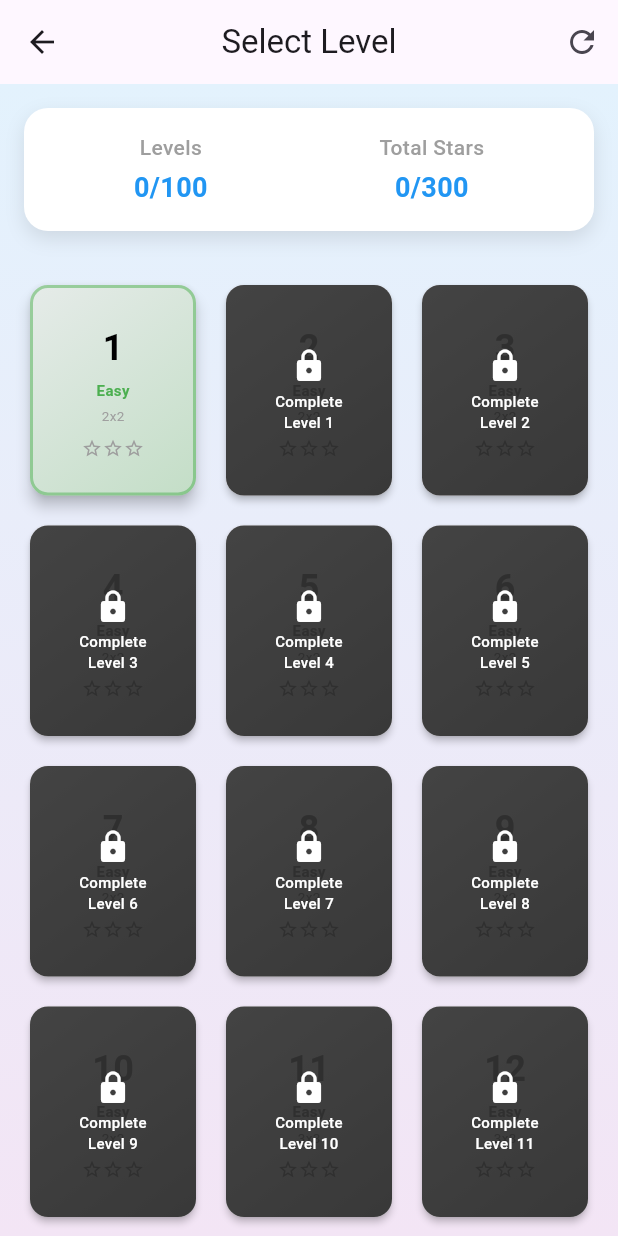
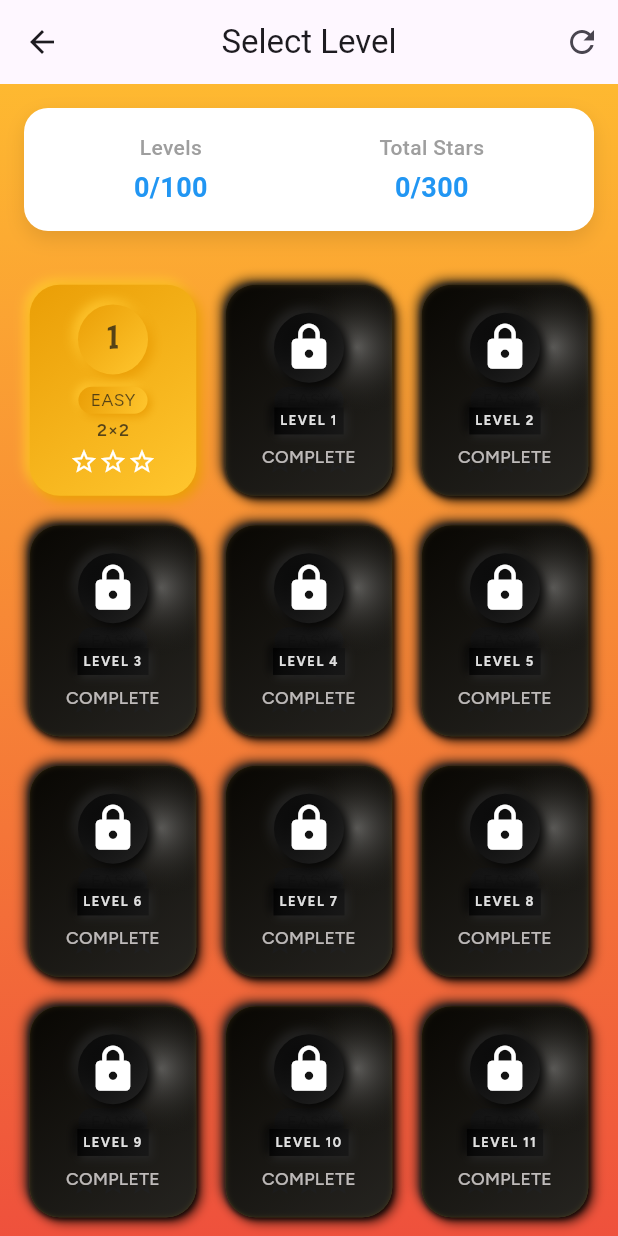
Before and after one commit to rahulkumardev24/Card_matching_game-, a Flutter app: the LevelSelectionScreen screen opened directly, on a phone screen of 412 x 824 dp. Run offline on Flutter 3.47's test engine with Material 3 defaults, Android fonts, the phone set to English and light mode, and no system bars; drawn by our look-alikes of clay_containers; our stand-ins replace confetti, google_fonts, responsive_sizer, shared_preferences; accounts and stored records are empty.

Commit message:
level card complete

```diff
--- a/lib/helper/app_color.dart
+++ b/lib/helper/app_color.dart
@@ -3,4 +3,10 @@
 class AppColor {
   static final Color primaryColor = Color(0xffFEB21A) ;
   static final Color secondaryColor = Color(0xffED3F27) ;
+  static final Color lockCardColor = Color(0xB6000000) ;
+  static final Color darkText = Color(0xB6151515) ;
+  static final Color lightText = Color(0xB6FFFAFA) ;
+
+
+
 }
--- /dev/null
+++ b/lib/helper/app_text_styles.dart
@@ -0,0 +1,175 @@
+// utils/app_text_style.dart
+import 'package:flutter/material.dart';
+import 'package:responsive_sizer/responsive_sizer.dart';
+
+class AppTextStyle {
+  // Private constructor
+  AppTextStyle._();
+
+  // Text scale factor based on screen size
+  static double get _textScaleFactor {
+    if (Device.screenType == ScreenType.tablet) {
+      return 1.1;
+    } else if (Device.orientation == Orientation.landscape) {
+      return 0.9;
+    } else {
+      return 1.0;
+    }
+  }
+
+  // Font size calculation with responsiveness
+  static double _responsiveSize(double size) {
+    return size.sp * _textScaleFactor;
+  }
+
+  /// ============ TITLE STYLES ============
+
+  /// Large title for main headings
+  static TextStyle title({
+    Color? color,
+    double? size,
+    FontWeight? weight,
+    double? height,
+    double? letterSpacing,
+  }) {
+    return TextStyle(
+      fontFamily: 'BubblegumSans',
+      fontSize: _responsiveSize(size ?? 32),
+      color: color ?? Colors.white,
+      fontWeight: weight ?? FontWeight.normal,
+      height: height ?? 0.0,
+      letterSpacing: letterSpacing,
+    );
+  }
+
+  /// Medium title for section headings
+  static TextStyle titleMedium({
+    Color? color,
+    double? size,
+    FontWeight? weight,
+    double? height,
+    double? letterSpacing,
+  }) {
+    return TextStyle(
+      fontFamily: 'BubblegumSans',
+      fontSize: _responsiveSize(size ?? 24),
+      color: color ?? Colors.white,
+      fontWeight: weight ?? FontWeight.normal,
+      height: height ?? 0.0,
+      letterSpacing: letterSpacing,
+    );
+  }
+
+  /// Small title for sub-headings
+  static TextStyle titleSmall({
+    Color? color,
+    double? size,
+    FontWeight? weight,
+    double? height,
+    double? letterSpacing,
+    String fontFamily = "primary"
+  }) {
+    return TextStyle(
+      fontFamily: fontFamily,
+      fontSize: _responsiveSize(size ?? 20),
+      color: color ?? Colors.white,
+      fontWeight: weight ?? FontWeight.normal,
+      height: height ?? 0.0,
+      letterSpacing: letterSpacing,
+    );
+  }
+
+  /// ============ SUBTITLE STYLES ============
+
+  /// Large subtitle for descriptive text
+  static TextStyle subtitle({
+    Color? color,
+    double? size,
+    FontWeight? weight,
+    double? height,
+    double? letterSpacing,
+  }) {
+    return TextStyle(
+      fontFamily: 'primary',
+      fontSize: _responsiveSize(size ?? 18),
+      color: color ?? Colors.white70,
+      fontWeight: weight ?? FontWeight.w500,
+      height: height ?? 0.0,
+      letterSpacing: letterSpacing,
+    );
+  }
+
+  /// Medium subtitle
+  static TextStyle subtitleMedium({
+    Color? color,
+    double? size,
+    FontWeight? weight,
+    double? height,
+    double? letterSpacing,
+  }) {
+    return TextStyle(
+      fontFamily: 'primary',
+      fontSize: _responsiveSize(size ?? 16),
+      color: color ?? Colors.white70,
+      fontWeight: weight ?? FontWeight.normal,
+      height: height ?? 0.0,
+      letterSpacing: letterSpacing,
+    );
+  }
+
+  /// Small subtitle for captions
+  static TextStyle subtitleSmall({
+    Color? color,
+    double? size,
+    FontWeight? weight,
+    double? height,
+    double? letterSpacing,
+  }) {
+    return TextStyle(
+      fontFamily: 'primary',
+      fontSize: _responsiveSize(size ?? 14),
+      color: color ?? Colors.white60,
+      fontWeight: weight ?? FontWeight.normal,
+      height: height ?? 0.0,
+      letterSpacing: letterSpacing,
+    );
+  }
+
+  // ============ BUTTON TEXT STYLES ============
+
+  /// Large button text
+  static TextStyle btnText({
+    Color? color,
+    double? size,
+    FontWeight? weight,
+    double? height,
+    double? letterSpacing,
+  }) {
+    return TextStyle(
+      fontFamily: 'primary',
+      fontSize: _responsiveSize(size ?? 18),
+      color: color ?? Colors.white,
+      fontWeight: weight ?? FontWeight.w600,
+      height: height ?? 0.0,
+      letterSpacing: letterSpacing ?? 0.0,
+    );
+  }
+
+  /// Medium button text
+  static TextStyle btnTextMedium({
+    Color? color,
+    double? size,
+    FontWeight? weight,
+    double? height,
+    double? letterSpacing,
+  }) {
+    return TextStyle(
+      fontFamily: 'primary',
+      fontSize: _responsiveSize(size ?? 16),
+      color: color ?? Colors.white,
+      fontWeight: weight ?? FontWeight.w600,
+      height: height ?? 0.0,
+      letterSpacing: letterSpacing ?? 0.0,
+    );
+  }
+}
--- a/lib/main.dart
+++ b/lib/main.dart
@@ -1,5 +1,6 @@
 import 'package:card_match_memory/screen/home_screen.dart';
 import 'package:flutter/material.dart';
+import 'package:responsive_sizer/responsive_sizer.dart';
 
 void main() {
   runApp(const MyApp());
@@ -10,10 +11,14 @@
 
   @override
   Widget build(BuildContext context) {
-    return MaterialApp(
-      title: 'Memorify: Brain Challenge',
-      debugShowCheckedModeBanner: false,
-      home: HomeScreen(),
+    return ResponsiveSizer(
+      builder: (context, orientation, screenType) {
+        return  MaterialApp(
+          title: 'Memorify: Brain Challenge',
+          debugShowCheckedModeBanner: false,
+          home: HomeScreen(),
+        );
+      },
     );
   }
 }
--- a/lib/screen/level_selection_screen.dart
+++ b/lib/screen/level_selection_screen.dart
@@ -3,6 +3,7 @@
 import 'package:shared_preferences/shared_preferences.dart';
 import '../../utils/level_generator.dart';
 import '../../widgets/level_card.dart';
+import '../helper/app_color.dart';
 import 'game_screen.dart';
 import '../models/game_models.dart';
 
@@ -80,7 +81,10 @@
           gradient: LinearGradient(
             begin: Alignment.topCenter,
             end: Alignment.bottomCenter,
-            colors: [Colors.blue.shade50, Colors.purple.shade50],
+            colors: [
+              AppColor.primaryColor.withValues(alpha: 0.9),
+              AppColor.secondaryColor.withValues(alpha: 0.9),
+            ],
           ),
         ),
         child: Column(
--- a/lib/widgets/level_card.dart
+++ b/lib/widgets/level_card.dart
@@ -1,4 +1,9 @@
+import 'package:card_match_memory/helper/app_color.dart';
+import 'package:card_match_memory/helper/app_text_styles.dart';
+import 'package:clay_containers/constants.dart';
+import 'package:clay_containers/widgets/clay_container.dart';
 import 'package:flutter/material.dart';
+import 'package:responsive_sizer/responsive_sizer.dart';
 import '../models/game_models.dart';
 import '../models/star_rating.dart';
 
@@ -16,123 +21,202 @@
     this.onTap,
   });
 
-  Color getDifficultyColor() {
-    switch (level.difficulty) {
-      case 'Easy':
-        return Colors.green;
-      case 'Medium':
-        return Colors.orange;
-      case 'Hard':
-        return Colors.red;
-      case 'Expert':
-        return Colors.purple;
-      default:
-        return Colors.blue;
-    }
-  }
-
   @override
   Widget build(BuildContext context) {
     return GestureDetector(
       onTap: onTap,
-      child: Card(
-        elevation: isUnlocked ? 4 : 2,
-        shape: RoundedRectangleBorder(borderRadius: BorderRadius.circular(12)),
-        child: Container(
-          decoration: BoxDecoration(
-            gradient: isUnlocked
-                ? LinearGradient(
-              begin: Alignment.topLeft,
-              end: Alignment.bottomRight,
-              colors: [
-                getDifficultyColor().withValues(alpha: 0.1),
-                getDifficultyColor().withValues(alpha: 0.3),
-              ],
-            )
-                : LinearGradient(
-              begin: Alignment.topLeft,
-              end: Alignment.bottomRight,
-              colors: [Colors.grey.shade300, Colors.grey.shade400],
-            ),
-            borderRadius: BorderRadius.circular(12),
-            border: isUnlocked
-                ? Border.all(
-              color: getDifficultyColor().withValues(alpha: 0.5),
-              width: 2,
-            )
-                : null,
-          ),
+      child: AnimatedContainer(
+        duration: const Duration(milliseconds: 300),
+        curve: Curves.easeInOut,
+        margin: EdgeInsets.all(8.sp),
         child: Stack(
           alignment: Alignment.center,
           children: [
+            /// Main Clay Container
+            ClayContainer(
+              borderRadius: 20,
+              depth: 20,
+              surfaceColor: AppColor.primaryColor,
+              parentColor: isUnlocked ? AppColor.primaryColor : Colors.black.withValues(alpha: 0.80),
+              spread: 3,
+              curveType: CurveType.concave,
+              child: Stack(
+                alignment: Alignment.center,
+                children: [
+                  /// Main Content
                   Column(
                     mainAxisAlignment: MainAxisAlignment.center,
                     crossAxisAlignment: CrossAxisAlignment.center,
                     children: [
-                  Text(
+                      /// ---- Level Number ---- ///
+                      ClayContainer(
+                        width: 28.sp,
+                        height: 28.sp,
+                        borderRadius: 100,
+                        spread: 3,
+                        color: AppColor.primaryColor,
+                        curveType: CurveType.concave,
+
+                        child: Center(
+                          /// --------- Level Number -------- ///
+                          child: Text(
                             '${level.level}',
-                    style: TextStyle(
-                      fontSize: 24,
-                      fontWeight: FontWeight.bold,
-                      color: isUnlocked ? Colors.black : Colors.grey,
+                            style: AppTextStyle.titleSmall(
+                              color: AppColor.darkText,
+                              weight: FontWeight.w500,
+                              fontFamily: "secondary",
                             ),
                           ),
-                  const SizedBox(height: 4),
-                  Text(
-                    level.difficulty,
-                    style: TextStyle(
-                      fontSize: 10,
-                      color: isUnlocked ? getDifficultyColor() : Colors.grey,
-                      fontWeight: FontWeight.w600,
-                    ),
-                  ),
-                  const SizedBox(height: 4),
-                  Text(
-                    '${level.gridSize}x${level.gridSize}',
-                    style: TextStyle(
-                      fontSize: 9,
-                      color: isUnlocked ? Colors.grey : Colors.grey.shade500,
                         ),
                       ),
 
-                  // Show stars for both unlocked and locked levels
-                  const SizedBox(height: 8),
+                      SizedBox(height: 1.h),
+
+                      /// ---- Difficulty Badge ---- ///
+                      ClayContainer(
+                        borderRadius: 20,
+                        depth: isUnlocked ? 20 : 10,
+                        surfaceColor: isUnlocked
+                            ? AppColor.primaryColor
+                            : Colors.grey.shade400,
+                        parentColor: AppColor.primaryColor,
+
+                        spread: 2,
+                        curveType: CurveType.concave,
+                        child: Padding(
+                          padding: const EdgeInsets.symmetric(
+                            horizontal: 8.0,
+                            vertical: 2,
+                          ),
+                          child: Text(
+                            level.difficulty.toUpperCase(),
+                            style: AppTextStyle.subtitleSmall(
+                              color: AppColor.darkText,
+                            ),
+                          ),
+                        ),
+                      ),
+
+                      SizedBox(height: 0.5.h),
+
+                      /// ---- Grid Size ---- ///
+                      Text(
+                        '${level.gridSize}×${level.gridSize}',
+                        style: AppTextStyle.subtitleSmall(
+                          color: AppColor.darkText,
+                          weight: FontWeight.w600,
+                        ),
+                      ),
+
+                      SizedBox(height: 0.5.h),
+
+                      /// ---- Stars ---- ///
                       StarRating(
                         stars: starsEarned,
-                    size: 14,
-                    // If level is locked, show 0 stars (empty stars)
-                    // The StarRating widget should handle showing empty stars when stars = 0
+                        size: 18.sp,
+                        activeColor: Colors.black,
+                        inactiveColor: Colors.white,
                       ),
                     ],
                   ),
 
+                  /// Lock Overlay
                   if (!isUnlocked)
-                Container(
+                    ClayContainer(
+                      width: double.infinity,
+                      height: double.infinity,
+                      borderRadius: 20,
+                      depth: 40,
+                      parentColor: Colors.black.withValues(alpha: 0.70),
+                      surfaceColor: Colors.black.withValues(alpha: 0.85),
+                      spread: 1,
+                      curveType: CurveType.concave,
+
+                      child: Stack(
+                        alignment: Alignment.center,
+                        children: [
+                          /// Shiny effect
+                          Positioned(
+                            top: -10.sp,
+                            right:-20.sp,
+                            child: Container(
+                              width: 40.sp,
+                              height: 40.sp,
                               decoration: BoxDecoration(
-                    color: Colors.black.withValues(alpha: 0.7),
-                    borderRadius: BorderRadius.circular(12),
+                                shape: BoxShape.circle,
+                                gradient: RadialGradient(
+                                  colors: [
+                                    Colors.white.withValues(alpha: 0.3),
+                                    Colors.transparent,
+                                  ],
                                 ),
-                  child: Center(
-                    child: Column(
+                              ),
+                            ),
+                          ),
+
+                          Column(
                             mainAxisAlignment: MainAxisAlignment.center,
+                            crossAxisAlignment: CrossAxisAlignment.center,
                             children: [
-                        Icon(Icons.lock, color: Colors.white, size: 24),
-                        const SizedBox(height: 4),
+                              /// --- Lock ----- ///
+                              ClayContainer(
+                                width: 28.sp,
+                                height: 28.sp,
+                                borderRadius: 100,
+
+                                spread: 3,
+                                color: AppColor.darkText.withValues(alpha: 0.9),
+                                curveType: CurveType.concave,
+
+                                child: Icon(
+                                  Icons.lock,
+                                  size: 24.sp,
+                                  color: Colors.white,
+                                ),
+                              ),
+
+                              SizedBox(height: 2.h),
+
+                              /// Unlock Text
+                              ClayContainer(
+                                spread: 2,
+                                color: AppColor.darkText.withValues(alpha: 0.9),
+                                curveType: CurveType.concave,
+                                emboss: true,
+                                child: Padding(
+                                  padding: const EdgeInsets.all(4.0),
+                                  child: Text(
+                                    'LEVEL ${level.level - 1}',
+                                    textAlign: TextAlign.center,
+                                    style: AppTextStyle.subtitleSmall(
+                                      color: Colors.grey.shade300,
+                                      weight: FontWeight.w700,
+                                      size: 12,
+                                      letterSpacing: 1.0,
+                                    ),
+                                  ),
+                                ),
+                              ),
+                              SizedBox(height: 1.h),
+
+                              /// Complete Text
                               Text(
-                          'Complete\nLevel ${level.level - 1}',
+                                'COMPLETE',
                                 textAlign: TextAlign.center,
-                          style: const TextStyle(
-                            color: Colors.white,
-                            fontSize: 10,
-                            fontWeight: FontWeight.w500,
+                                style: AppTextStyle.subtitleSmall(
+                                  color: AppColor.lightText,
+                                  weight: FontWeight.w500,
+                                ),
+                              ),
+                            ],
+                          ),
+                        ],
                       ),
                     ),
                 ],
               ),
             ),
-                ),
           ],
-          ),
         ),
       ),
     );
```
Also changed, not shown: pubspec.yaml (+16 -12 lines), assets/fonts/BubblegumSans-Regular.ttf (added), assets/fonts/Figtree-Bold.ttf (added), assets/fonts/Figtree-ExtraBold.ttf (added), assets/fonts/Figtree-Italic.ttf (added), assets/fonts/Figtree-Medium.ttf (added), assets/fonts/Figtree-Regular.ttf (added), assets/fonts/Figtree-SemiBold.ttf (added), assets/image/lock.png (added). Lines whose indentation alone changed are shown as unchanged.
